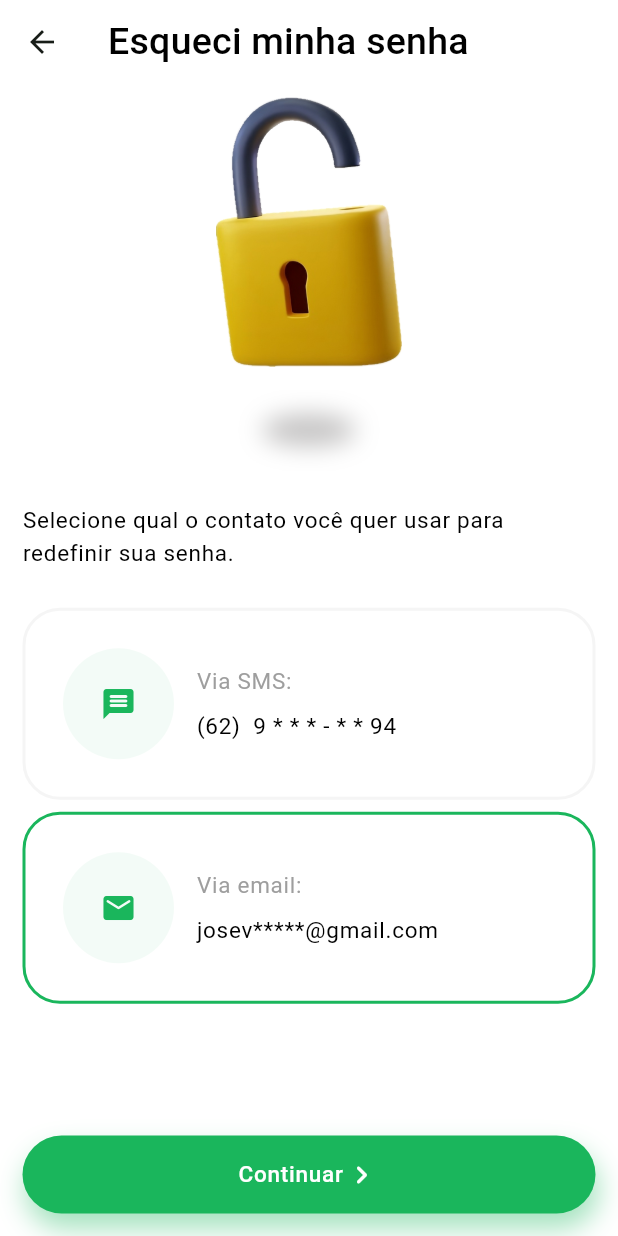
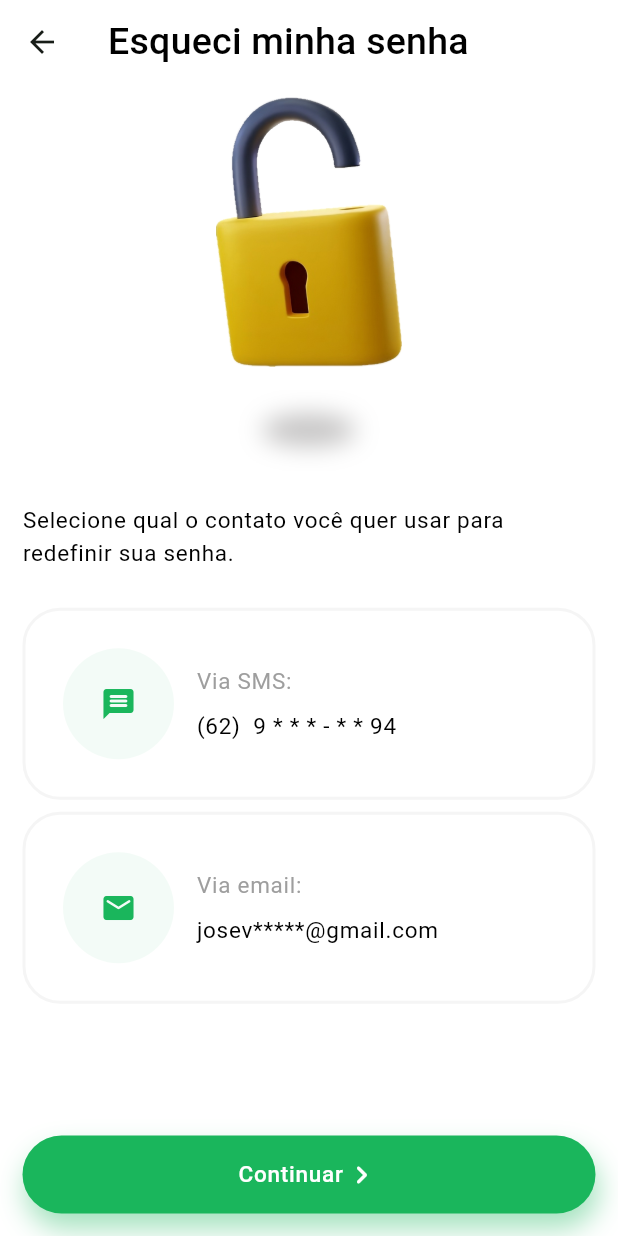
Before and after one commit to JoseVinicius-P/AluExpress-Flutter, a Flutter app: the ForgotPasswordPage screen opened by its route, on a phone screen of 412 x 824 dp. Run offline on Flutter 3.47's test engine with Material 2 defaults, Android fonts, the phone set to English and light mode, and no system bars; drawn by our look-alikes of auto_size_text; our stand-ins replace carousel_slider, flutter_modular, flutter_triple, mask_text_input_formatter, responsive_builder.

Commit message:
feat: Tirando metodo preselecionado

```diff
--- a/lib/app/modules/authentication/stores/forgot_password_store.dart
+++ b/lib/app/modules/authentication/stores/forgot_password_store.dart
@@ -5,7 +5,7 @@ class ForgotPasswordStore extends Store<int> implements IForgotPasswordStore{
   static const int emailMethod = 0;
   static const int smsMethod = 1;
 
-  ForgotPasswordStore() : super(0);
+  ForgotPasswordStore() : super(5);
 
   @override
   void selectContactMethod(int contactMethod) {
```
